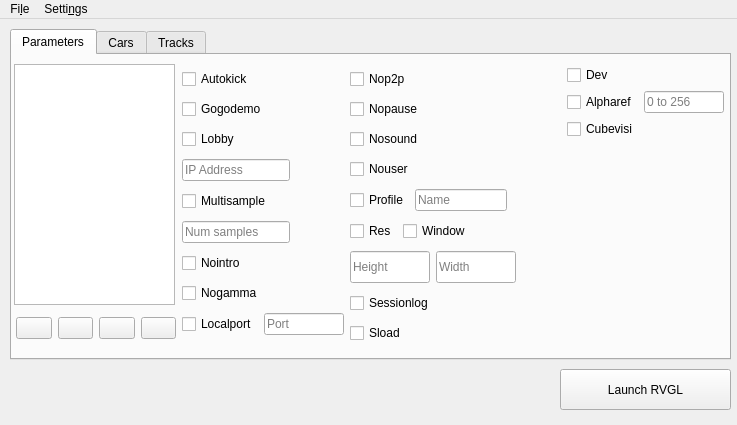
The window that gui.ui (Tavisco/RVGL-Assistant) describes before a commit, drawn with Qt 5.
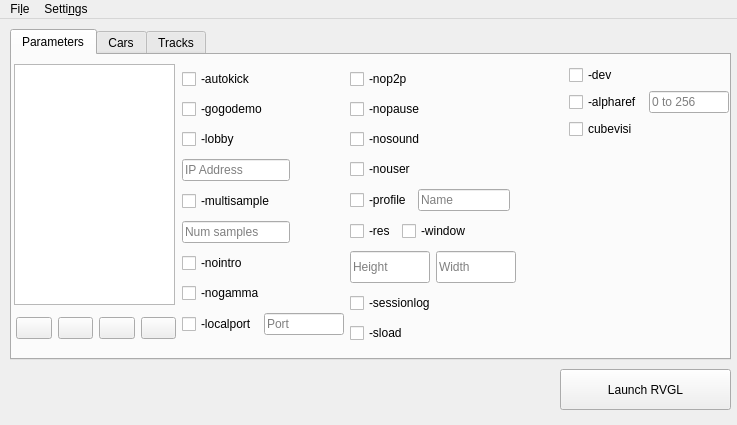
The same window after the commit. Icons and pictures are not drawn.

Commit message: Add: Autoconnect checkboxes

Patch:
```diff
--- a/gui.ui
+++ b/gui.ui
@@ -48,7 +48,7 @@
        <rect>
         <x>170</x>
         <y>10</y>
-        <width>542</width>
+        <width>547</width>
         <height>282</height>
        </rect>
       </property>
@@ -58,14 +58,14 @@
          <item>
           <widget class="QCheckBox" name="chk_param_autokick">
            <property name="text">
-            <string>Autokick</string>
+            <string>-autokick</string>
            </property>
           </widget>
          </item>
          <item>
           <widget class="QCheckBox" name="chk_param_gogodemo">
            <property name="text">
-            <string>Gogodemo</string>
+            <string>-gogodemo</string>
            </property>
           </widget>
          </item>
@@ -78,7 +78,7 @@
             </sizepolicy>
            </property>
            <property name="text">
-            <string>Lobby</string>
+            <string>-lobby</string>
            </property>
           </widget>
          </item>
@@ -113,7 +113,7 @@
             </sizepolicy>
            </property>
            <property name="text">
-            <string>Multisample</string>
+            <string>-multisample</string>
            </property>
           </widget>
          </item>
@@ -142,14 +142,14 @@
          <item>
           <widget class="QCheckBox" name="chk_param_nointro">
            <property name="text">
-            <string>Nointro</string>
+            <string>-nointro</string>
            </property>
           </widget>
          </item>
          <item>
           <widget class="QCheckBox" name="chk_param_nogamma">
            <property name="text">
-            <string>Nogamma</string>
+            <string>-nogamma</string>
            </property>
           </widget>
          </item>
@@ -164,7 +164,7 @@
               </sizepolicy>
              </property>
              <property name="text">
-              <string>Localport</string>
+              <string>-localport</string>
              </property>
             </widget>
            </item>
@@ -208,28 +208,28 @@
          <item>
           <widget class="QCheckBox" name="chk_param_nop2p">
            <property name="text">
-            <string>Nop2p</string>
+            <string>-nop2p</string>
            </property>
           </widget>
          </item>
          <item>
           <widget class="QCheckBox" name="chk_param_nopause">
            <property name="text">
-            <string>Nopause</string>
+            <string>-nopause</string>
            </property>
           </widget>
          </item>
          <item>
           <widget class="QCheckBox" name="checkBox_6">
            <property name="text">
-            <string>Nosound</string>
+            <string>-nosound</string>
            </property>
           </widget>
          </item>
          <item>
           <widget class="QCheckBox" name="chk_param_nouser">
            <property name="text">
-            <string>Nouser</string>
+            <string>-nouser</string>
            </property>
           </widget>
          </item>
@@ -244,7 +244,7 @@
               </sizepolicy>
              </property>
              <property name="text">
-              <string>Profile</string>
+              <string>-profile</string>
              </property>
             </widget>
            </item>
@@ -296,14 +296,14 @@
            <item>
             <widget class="QCheckBox" name="checkBox_5">
              <property name="text">
-              <string>Res</string>
+              <string>-res</string>
              </property>
             </widget>
            </item>
            <item>
             <widget class="QCheckBox" name="checkBox_7">
              <property name="text">
-              <string>Window</string>
+              <string>-window</string>
              </property>
             </widget>
            </item>
@@ -383,14 +383,14 @@
          <item>
           <widget class="QCheckBox" name="chk_param_sessionlog">
            <property name="text">
-            <string>Sessionlog</string>
+            <string>-sessionlog</string>
            </property>
           </widget>
          </item>
          <item>
           <widget class="QCheckBox" name="chk_param_sload">
            <property name="text">
-            <string>Sload</string>
+            <string>-sload</string>
            </property>
           </widget>
          </item>
@@ -401,7 +401,7 @@
          <item>
           <widget class="QCheckBox" name="chk_param_dev">
            <property name="text">
-            <string>Dev</string>
+            <string>-dev</string>
            </property>
           </widget>
          </item>
@@ -416,7 +416,7 @@
               </sizepolicy>
              </property>
              <property name="text">
-              <string>Alpharef</string>
+              <string>-alpharef</string>
              </property>
             </widget>
            </item>
@@ -453,7 +453,7 @@
          <item>
           <widget class="QCheckBox" name="chk_param_cubevisi">
            <property name="text">
-            <string>Cubevisi</string>
+            <string>cubevisi</string>
            </property>
           </widget>
          </item>
```
Left out of the diff: 16 changed lines with no effect on the pictures. The commit also changes 2 other files.
